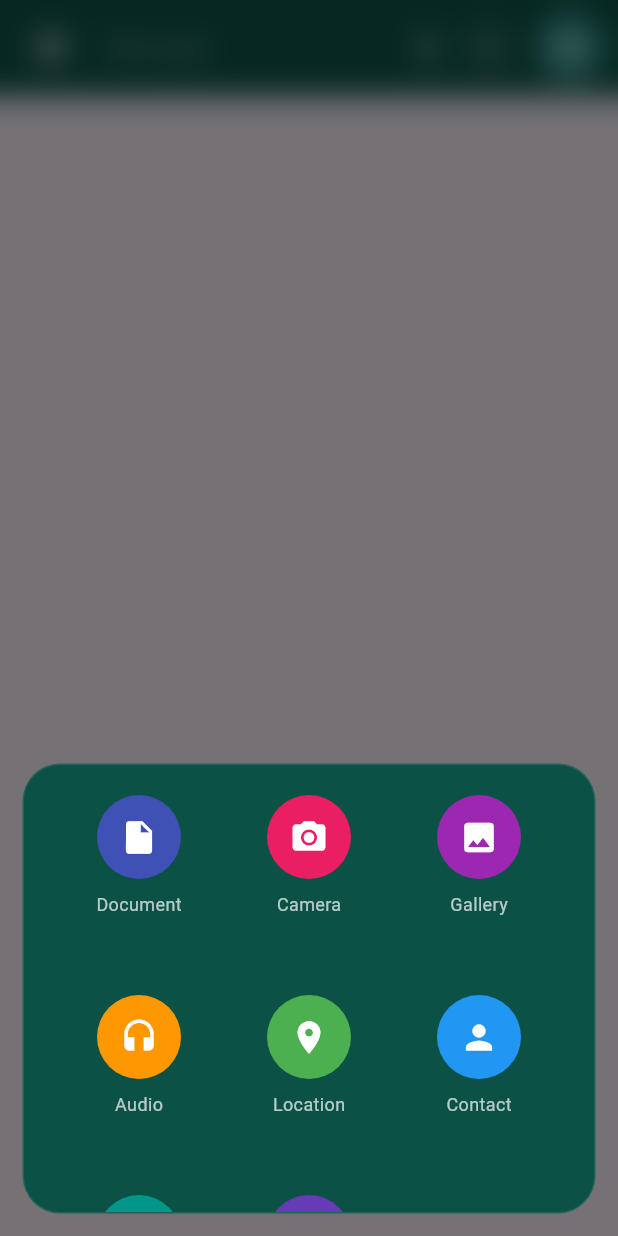
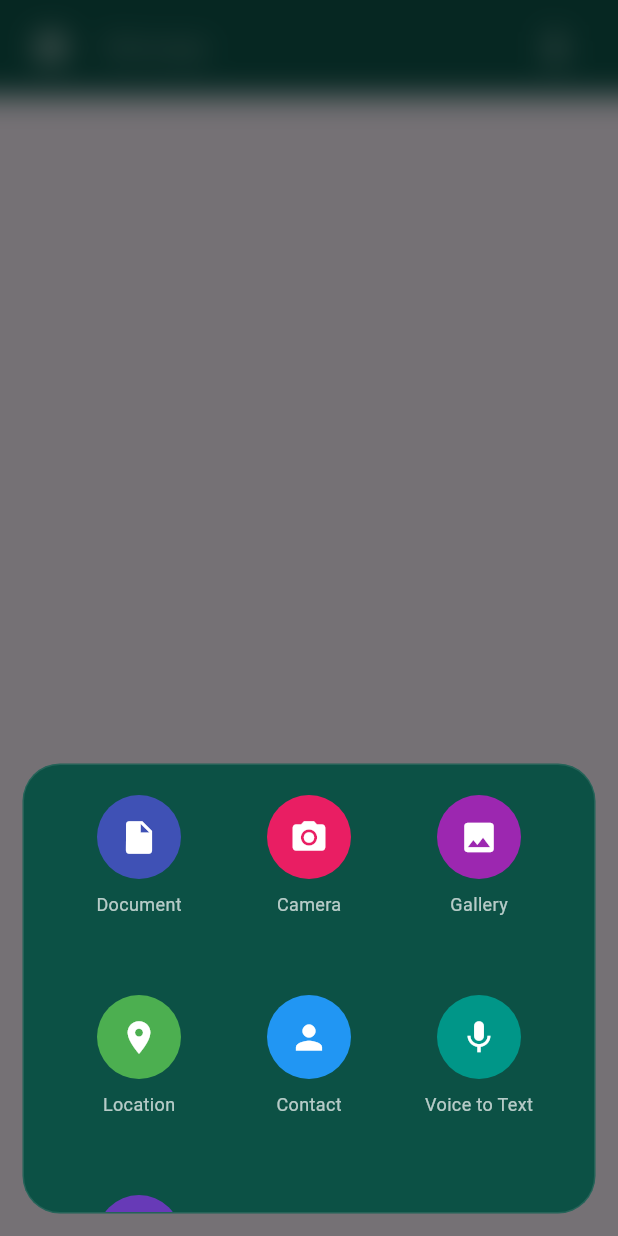
Before and after one commit to testingfinalproject003-sudo/Aqua-Talk, a Flutter app: the InputBar widget shown alone on an empty page, opened directly with empty values, after a tap on the "attach file" icon, on a phone screen of 412 x 824 dp. Run offline on Flutter 3.47's test engine with Material 3 defaults, Android fonts, the phone set to English and light mode, and no system bars; our stand-ins replace cloud_firestore, emoji_picker_flutter, firebase_auth, firebase_core, firebase_storage, image_picker and 1 more; accounts and stored records are empty.

Commit message:
voice remove

```diff
--- a/lib/main.dart
+++ b/lib/main.dart
@@ -6,6 +6,7 @@ import 'package:provider/provider.dart';
 import 'screens/login/splash_screen.dart';
 
 // ================== PROVIDERS ==================
+// import 'provider/audio_provider.dart';
 import 'provider/chat_provider.dart';
 import 'provider/story_provider.dart';
 import 'provider/settings_provider.dart';
@@ -39,6 +40,7 @@ class MyApp extends StatelessWidget {
     return MultiProvider(
       providers: [
         ChangeNotifierProvider(create: (_) => ChatProvider()),
+        // ChangeNotifierProvider(create: (_) => AudioProvider()),
         ChangeNotifierProvider(create: (_) => StoryProvider()),
         ChangeNotifierProvider(create: (_) => SettingsProvider()),
         ChangeNotifierProvider(create: (_) => ThemeProvider()),
--- a/lib/widgets/input_bar.dart
+++ b/lib/widgets/input_bar.dart
@@ -1,13 +1,17 @@
 import 'dart:ui';
 import 'package:flutter/material.dart';
 import 'package:emoji_picker_flutter/emoji_picker_flutter.dart'; // ✅ terminal: flutter pub add emoji_picker_flutter
-import 'package:record/record.dart';
+
+
 class InputBar extends StatefulWidget {
   final Function(String) onSend;
   final String? initialDraft;
   final ValueChanged<String>? onDraftChanged;
   final ValueChanged<bool>? onTyping;
   final VoidCallback? onAttachmentTap;
+  final String chatId;
+  final String currentUserId;
+  final String receiverId;
 
   const InputBar({
     required this.onSend,
@@ -15,6 +19,9 @@ class InputBar extends StatefulWidget {
     this.onDraftChanged,
     this.onTyping,
     this.onAttachmentTap,
+    required this.chatId,
+    required this.currentUserId,
+    required this.receiverId,
     super.key,
   });
 
@@ -27,13 +34,8 @@ class _InputBarState extends State<InputBar> {
   final FocusNode focusNode = FocusNode();
   bool isTyping = false;
   bool showEmoji = false;
-  bool isRecording = false;
-  bool isLockedRecording = false;
-  double dragX = 0.0;
-  double dragY = 0.0;
   double playbackSpeed = 1.0;
-  final _audioRecorder = AudioRecorder();
-String? _audioPath;
+
   @override
   void initState() {
     super.initState();
@@ -66,37 +68,9 @@ String? _audioPath;
 
   @override
   void dispose() {
-    _audioRecorder.dispose();
     controller.dispose();
     focusNode.dispose();
     super.dispose();
-  }
-
-  // --- Voice Clip Logic ---
-  Future<void> _startRecording() async {
-  if (await _audioRecorder.hasPermission()) {
-    _audioPath = 'voice_${DateTime.now().millisecondsSinceEpoch}.m4a';
-
-    await _audioRecorder.start(
-      const RecordConfig(),
-      path: _audioPath!,
-    );
-
-    setState(() => isRecording = true);
-  }
-}
-
-Future<void> _stopRecording({bool cancel = false}) async {
-  final path = await _audioRecorder.stop();
-
-  setState(() {
-    isRecording = false;
-    isLockedRecording = false;
-  });
-
-  if (cancel || path == null) return;
-
-  widget.onSend(path);
   }
 
   // --- Glassy Attachment Menu ---
@@ -132,9 +106,6 @@ Future<void> _stopRecording({bool cancel = false}) async {
                   Navigator.pop(context);
                 }),
                 _buildActionItem(Icons.photo, "Gallery", Colors.purple, () {
-                  Navigator.pop(context);
-                }),
-                _buildActionItem(Icons.headset, "Audio", Colors.orange, () {
                   Navigator.pop(context);
                 }),
                 _buildActionItem(
@@ -243,18 +214,7 @@ Future<void> _stopRecording({bool cancel = false}) async {
                   },
                 ),
                 Expanded(
-                  child: isRecording
-                      ? const Padding(
-                          padding: EdgeInsets.symmetric(horizontal: 12),
-                          child: Text(
-                            "Recording Voice... 0:01",
-                            style: TextStyle(
-                              color: Colors.redAccent,
-                              fontWeight: FontWeight.bold,
-                            ),
-                          ),
-                        )
-                      : TextField(
+                  child: TextField(
                     focusNode: focusNode,
                     controller: controller,
                     style: const TextStyle(color: Colors.white),
@@ -268,95 +228,30 @@ Future<void> _stopRecording({bool cancel = false}) async {
                     ),
                   ),
                 ),
-                if (!isRecording)
                 IconButton(
                   icon: const Icon(Icons.attach_file, color: Colors.white70),
                   onPressed:
                       widget.onAttachmentTap ??
                       () => _showAttachmentMenu(context),
                 ),
-                if (!isRecording)
-                  GestureDetector(
+                const SizedBox(width: 8),
+                isTyping
+                    ? GestureDetector(
                         onTap: () {
-                      setState(() {
-                        if (playbackSpeed == 1.0) {
-                          playbackSpeed = 1.5;
-                        } else if (playbackSpeed == 1.5) {
-                          playbackSpeed = 2.0;
-                        } else {
-                          playbackSpeed = 1.0;
-                        }
-                      });
-                    },
-                    child: Container(
-                      margin: const EdgeInsets.only(right: 8),
-                      padding: const EdgeInsets.symmetric(
-                        horizontal: 10,
-                        vertical: 8,
-                      ),
-                      decoration: BoxDecoration(
-                        color: Colors.white12,
-                        borderRadius: BorderRadius.circular(20),
-                      ),
-                      child: Text(
-                        playbackSpeed == 1.0
-                            ? '1x'
-                            : playbackSpeed == 1.5
-                            ? '1.5x'
-                            : '2x',
-                        style: const TextStyle(
-                          color: Colors.white70,
-                          fontSize: 12,
-                        ),
-                      ),
-                    ),
-                  ),
-                const SizedBox(width: 8),
-                GestureDetector(
-                  onHorizontalDragUpdate: (details) {
-                    dragX += details.delta.dx;
-                    dragY += details.delta.dy;
-                  },
-                  onHorizontalDragEnd: (_) {
-                    if (isRecording && dragX < -60) {
-                      _stopRecording(cancel: true);
-                    }
-                    dragX = 0;
-                    dragY = 0;
-                  },
-                  onVerticalDragEnd: (_) {
-                    if (isRecording && dragY < -80) {
-                      setState(() => isLockedRecording = true);
-                    }
-                    dragX = 0;
-                    dragY = 0;
-                  },
-                  onLongPress: !isTyping ? _startRecording : null,
-                  onLongPressUp: isRecording && !isLockedRecording
-                      ? _stopRecording
-                      : null,
-                  onTap: () {
-                    if (isTyping) {
                           widget.onSend(controller.text);
                           controller.clear();
-                    }
                         },
-                  child: CircleAvatar(
-                    backgroundColor: isRecording
-                        ? Colors.red
-                        : const Color(0xFF46A59C),
+                        child: const CircleAvatar(
+                          backgroundColor: Color(0xFF46A59C),
                           radius: 22,
                           child: Icon(
-                      isTyping
-                          ? Icons.send
-                          : isLockedRecording
-                          ? Icons.lock
-                          : Icons.mic,
+                            Icons.send,
                             color: Colors.white,
                             size: 20,
                           ),
                         ),
-                ),
+                      )
+                    : const SizedBox.shrink(),
               ],
             ),
           ),
--- a/pubspec.yaml
+++ b/pubspec.yaml
@@ -52,7 +52,8 @@ dependencies:
   cloud_firestore: ^6.3.0
   flutter_keyboard_visibility: ^6.0.0
   rxdart: ^0.28.0
-  record: ^6.2.0
+  path_provider: ^2.0.15 # New ADDED
+  firebase_storage: ^13.3.0 # New ADDED
 
 
 
```
Also changed, not shown: lib/provider/chat_provider.dart (+39 -2 lines), lib/screens/chats/chat_screen.dart (+26 -13 lines), lib/screens/setting/settings_tab.dart (+17 -0 lines), lib/screens/chats/message_bubble.dart (indentation only), lib/screens/setting/blocked_users_screen.dart (renamed from lib/screens/chats/blocked_users_screen.dart), pubspec.lock, 8 other files. Lines whose indentation alone changed are shown as unchanged.
